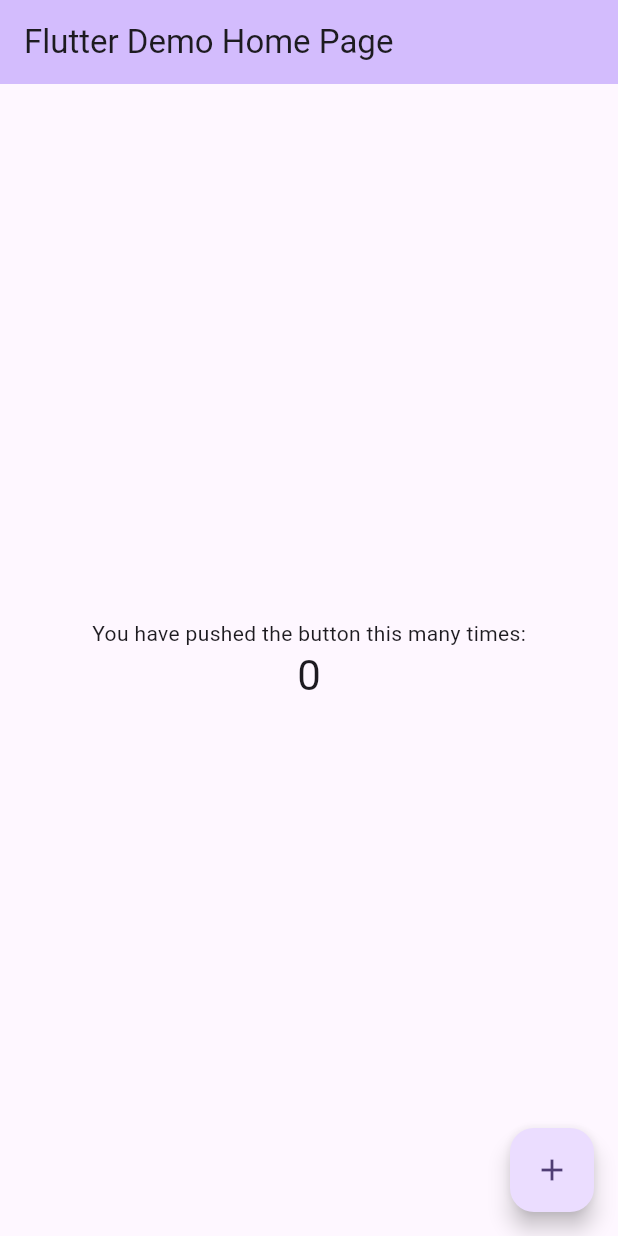
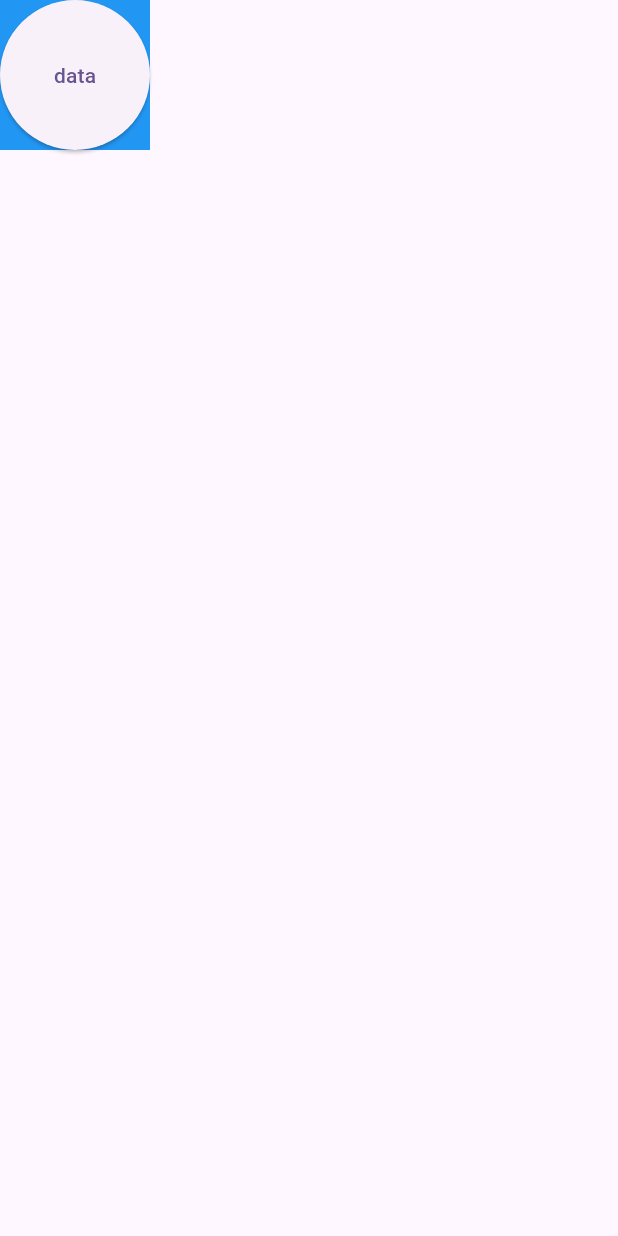
Before and after one commit to Ram2thedani/latihan3_mobile, a Flutter app: the screen it shows after launch, on a phone screen of 412 x 824 dp. Run offline on Flutter 3.47's test engine with Material 3 defaults, Android fonts, the phone set to English and light mode, and no system bars.

Commit message:
menambahkan page 1 dan page 2

```diff
--- a/lib/main.dart
+++ b/lib/main.dart
@@ -1,4 +1,5 @@
 import 'package:flutter/material.dart';
+import 'package:latihan3/page1.dart';
 
 void main() {
   runApp(const MyApp());
@@ -31,7 +32,7 @@ class MyApp extends StatelessWidget {
         colorScheme: ColorScheme.fromSeed(seedColor: Colors.deepPurple),
         useMaterial3: true,
       ),
-      home: const MyHomePage(title: 'Flutter Demo Home Page'),
+      home: Page1(),
     );
   }
 }
--- /dev/null
+++ b/lib/page1.dart
@@ -0,0 +1,21 @@
+import 'package:flutter/material.dart';
+
+class Page1 extends StatelessWidget {
+  const Page1({super.key});
+
+  @override
+  Widget build(BuildContext context) {
+    return Scaffold(
+      body: Column(
+        children: [
+          Container(
+            height: 100,
+            width: 100,
+            color: Colors.blue,
+            child: ElevatedButton(onPressed: () {}, child: Text("data")),
+          ),
+        ],
+      ),
+    );
+  }
+}
```
